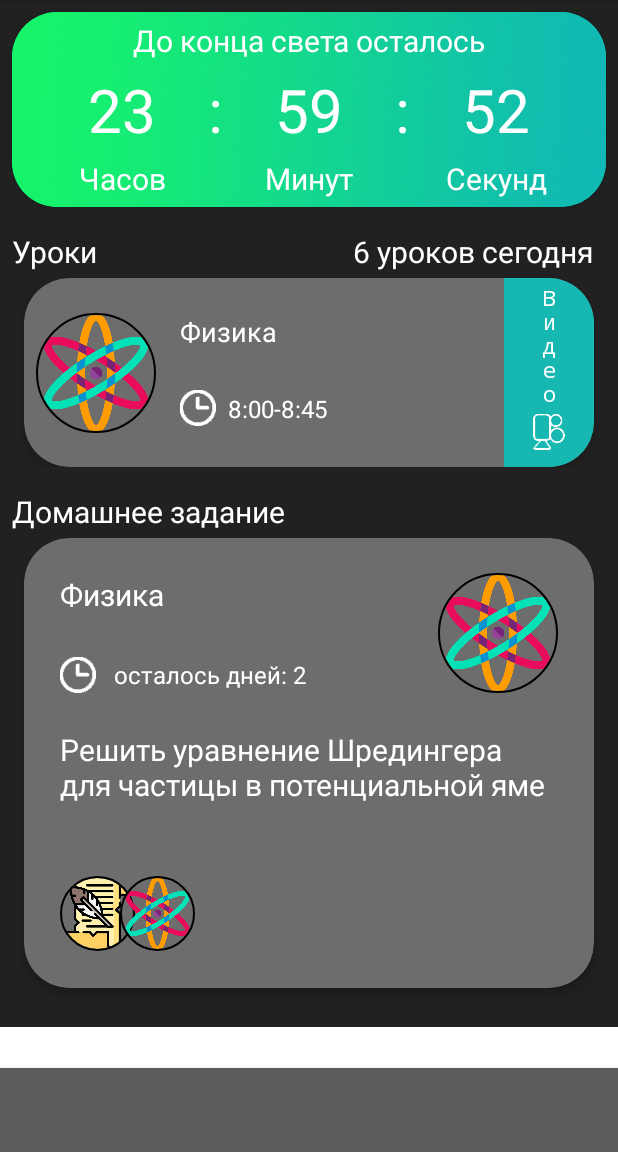
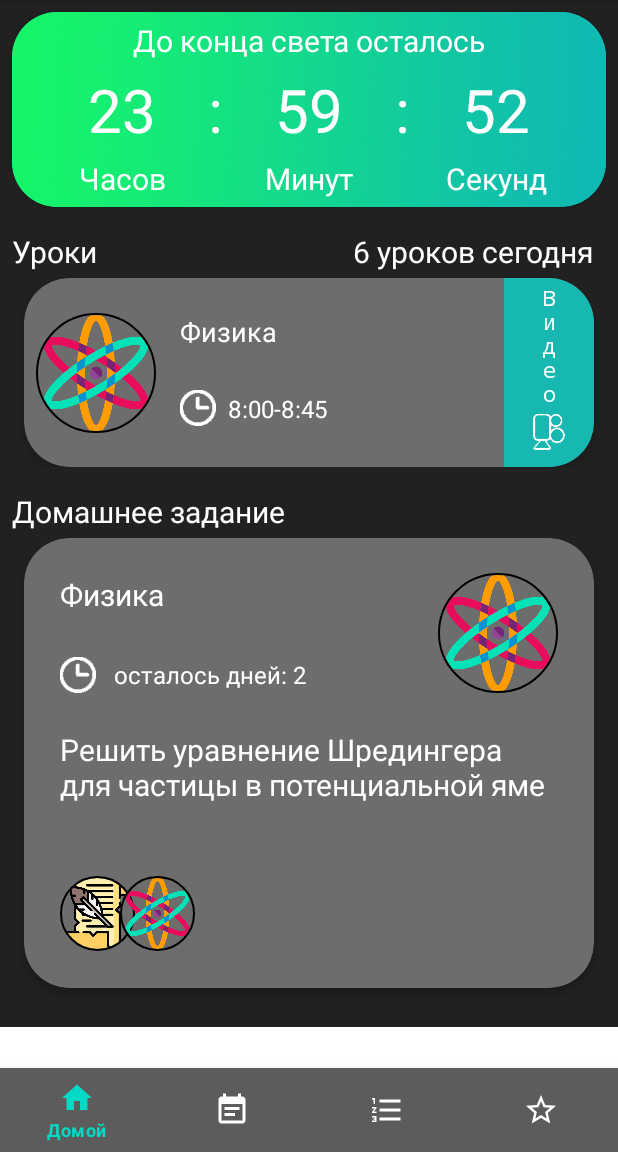
Before and after one commit to bartex12/JobLess4Classes, an Android app: the screen it shows after launch (MainActivity), on a phone screen of 412 x 824 dp, the part 84-1236 px from its top. Run offline under Robolectric (Android 15) with nearby library versions, the phone set to English and light mode, and no system bars; our stand-ins replace CircleImageView, Picasso, navigation-ui; libraries missing offline, so code that uses them is left out: com.makeramen.roundedimageview.

Commit message:
начало - сделан первый экран

```diff
--- a/app/src/main/res/menu/bottom_nav_menu.xml
+++ b/app/src/main/res/menu/bottom_nav_menu.xml
@@ -1,5 +1,6 @@
 <?xml version="1.0" encoding="utf-8"?>
 <menu xmlns:android="http://schemas.android.com/apk/res/android"
+    xmlns:app="http://schemas.android.com/apk/res-auto">
 
     <item
         android:id="@+id/navigation_home"
```
